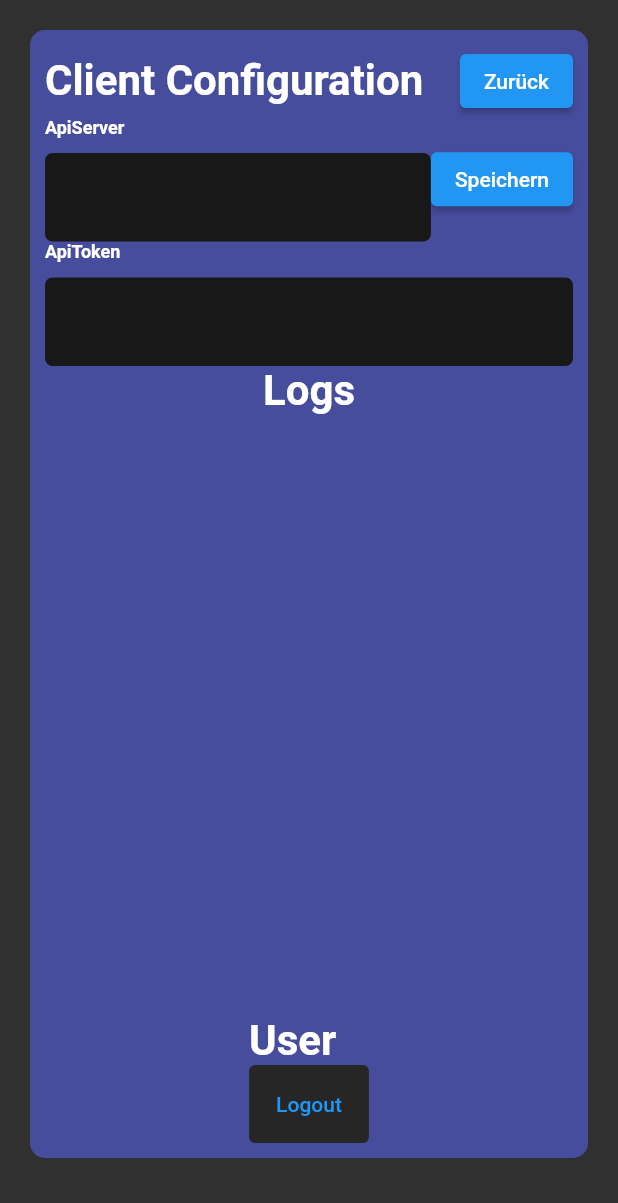
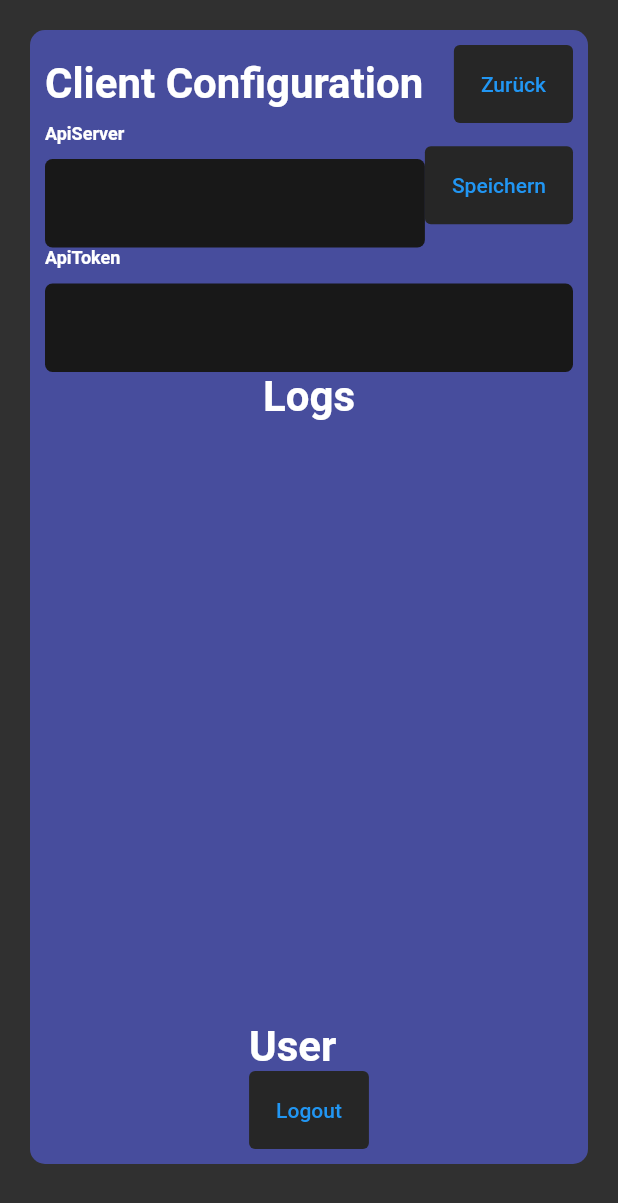
Before and after one commit to Kirari04/spacebar_client, a Flutter app: the MePage screen opened directly with empty values, after a tap on an icon or button, on a phone screen of 412 x 824 dp. Shown: the top 1203 px of the screen. Run offline on Flutter 3.47's test engine with Material 2 defaults, Android fonts, the light colour scheme and no system bars; our stand-ins replace flutter_svg, shared_preferences; accounts and stored records are empty; network calls fail.

Commit message:
listing created channels

```diff
--- a/lib/components/sub_navigation.dart
+++ b/lib/components/sub_navigation.dart
@@ -4,37 +4,23 @@ import 'package:flutter/material.dart';
 import 'package:spacebar_client/components/button_icon.dart';
 import 'package:spacebar_client/components/p.dart';
 import 'package:spacebar_client/components/sub_navigation_me_button.dart';
-import 'package:spacebar_client/data/auth_data.dart';
 
 import '../models/app_nav.dart';
 import '../models/app_state.dart';
 import '../models/colors.dart';
-import '../models/users_me_channels.dart';
 
 class SubNavigation extends StatefulWidget {
-  SubNavigation({super.key, required this.appState, this.usersMeChannels});
+  SubNavigation({super.key, required this.appState});
   AppState appState;
-  UsersMeChannels? usersMeChannels;
 
   @override
   State<SubNavigation> createState() => _SubNavigationState();
 }
 
 class _SubNavigationState extends State<SubNavigation> {
-  String userState = "offline";
-  List<Widget> items = [];
-
   @override
-  void initState() {
-    super.initState();
-
-    AuthData.getSession().then((value) {
-      if (value != null) {
-        setState(() {
-          userState = "${value.settings!.status}";
-        });
-      }
-    });
+  Widget build(BuildContext context) {
+    List<Widget> items = [];
     items.add(
       SubNavigationMeButton(
         appState: widget.appState,
@@ -47,14 +33,13 @@ class _SubNavigationState extends State<SubNavigation> {
       fontSize: 14,
     ));
 
-    if (widget.usersMeChannels != null &&
-        widget.usersMeChannels!.recipients != null) {
+    if (widget.appState.usersMeChannelsList != null) {
       items.addAll(
-        widget.usersMeChannels!.recipients!.map(
-          (recipient) => SubNavigationMeButton(
+        widget.appState.usersMeChannelsList!.map(
+          (usersMeChannel) => SubNavigationMeButton(
             appState: widget.appState,
-            title: "${recipient.username}",
-            subtitle: "${recipient.discriminator}",
+            title: "${usersMeChannel.name}",
+            subtitle: "${usersMeChannel.recipients!.map((e) => e.username)}",
             image: "assets/example_profile.png",
             status: "offline",
             closable: true,
@@ -62,10 +47,6 @@ class _SubNavigationState extends State<SubNavigation> {
         ),
       );
     }
-  }
-
-  @override
-  Widget build(BuildContext context) {
     return Container(
         height: MediaQuery.of(context).size.height,
         width: 250,
@@ -108,7 +89,9 @@ class _SubNavigationState extends State<SubNavigation> {
                           subtitle:
                               "#${widget.appState.userMeData?.discriminator}",
                           image: "assets/example_giphy.gif",
-                          status: userState,
+                          status: widget.appState.userLoginSession?.settings
+                                  ?.status ??
+                              "offline",
                           defaultColor: ThemeColors().primaryColorMidDark,
                           widthFactor: 1,
                           paddingTop: 0,
--- a/lib/models/app_nav.dart
+++ b/lib/models/app_nav.dart
@@ -14,6 +14,7 @@ class AppNav {
 
   static void goMe(AppState appState) {
     appState.addLogs(LogType.info, "AppNav goMe");
+    appState.updateMeData();
     appState.setState!(() {
       appState.defaultLayoutPageState = 1;
     });
--- a/lib/pages/config.dart
+++ b/lib/pages/config.dart
@@ -60,11 +60,11 @@ class _ConfigPageState extends State<ConfigPage> {
                         children: [
                           const Expanded(
                               child: H1(title: "Client Configuration")),
-                          ElevatedButton(
+                          Button(
                             onPressed: () {
                               Navigator.of(context).maybePop();
                             },
-                            child: const Text("Zurück"),
+                            text: 'Zurück',
                           )
                         ],
                       ),
@@ -79,14 +79,14 @@ class _ConfigPageState extends State<ConfigPage> {
                                   apiEndpoint = changes;
                                 }),
                           ),
-                          ElevatedButton(
+                          Button(
                             onPressed: () {
                               widget.appState.setState!(() {
                                 widget.appState.apiEndpoint = apiEndpoint;
                               });
                             },
-                            child: const Text("Speichern"),
-                          )
+                            text: 'Speichern',
+                          ),
                         ],
                       ),
                       loginRes == null
```
Also changed, not shown: lib/models/app_state.dart (+27 -23 lines).
